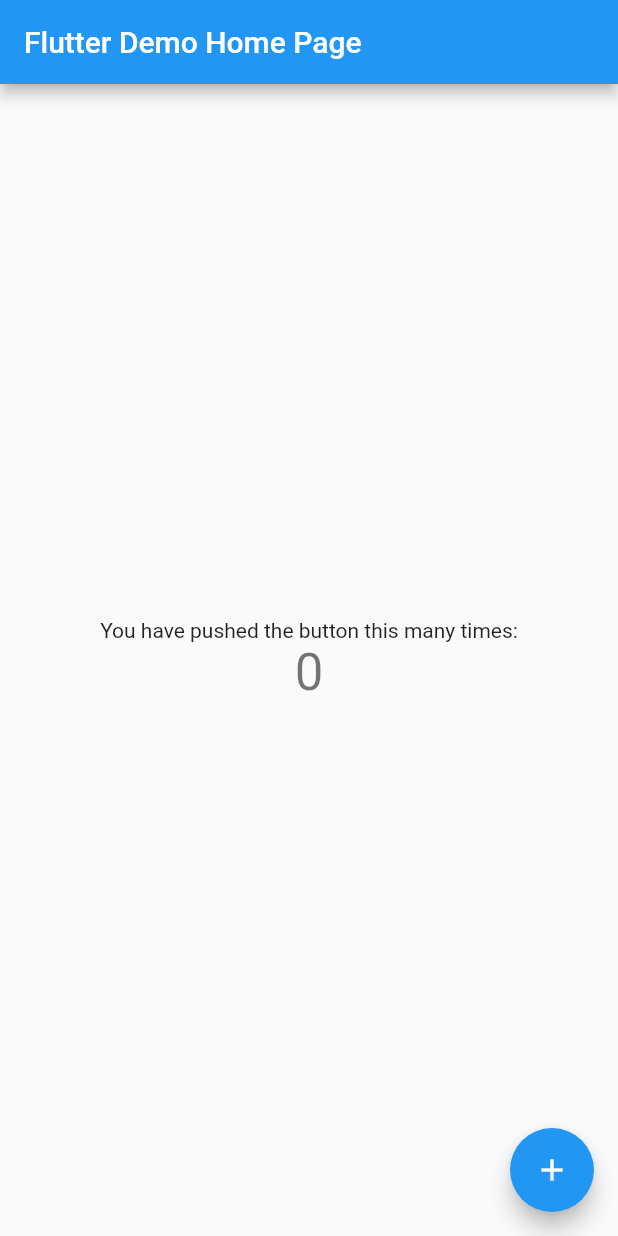
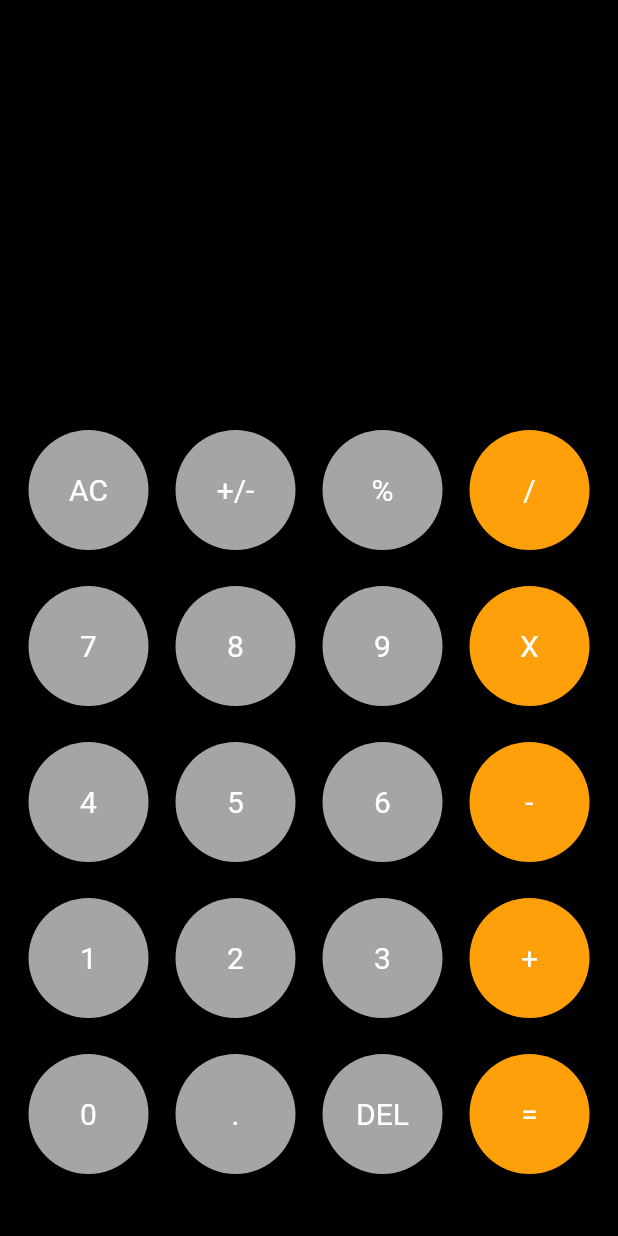
Before and after one commit to Nitinjiwnani/calculator_app, a Flutter app: the screen it shows after launch, on a phone screen of 412 x 824 dp. Run offline on Flutter 3.47's test engine with Material 2 defaults, Android fonts, the phone set to English and light mode, and no system bars.

Commit message:
Front end part done

```diff
--- /dev/null
+++ b/lib/components/my_button.dart
@@ -0,0 +1,34 @@
+import 'package:flutter/material.dart';
+
+class MYButton extends StatelessWidget {
+  final String title;
+  final Color color;
+  final VoidCallback onPress;
+  const MYButton(
+      {Key? key,
+      required this.title,
+      this.color = const Color(0xffa5a5a5),
+      required this.onPress})
+      : super(key: key);
+
+  @override
+  Widget build(BuildContext context) {
+    return Expanded(
+      child: Padding(
+        padding: const EdgeInsets.symmetric(vertical: 12),
+        child: InkWell(
+          onTap: onPress,
+          child: Container(
+            height: 80,
+            decoration: BoxDecoration(shape: BoxShape.circle, color: color),
+            child: Center(
+                child: Text(
+              title,
+              style: TextStyle(fontSize: 20, color: Colors.white),
+            )),
+          ),
+        ),
+      ),
+    );
+  }
+}
--- /dev/null
+++ b/lib/constant.dart
@@ -0,0 +1,8 @@
+import 'package:flutter/material.dart';
+
+const Color whiteColor = Colors.white;
+const Color grayColor = Colors.grey;
+
+const Color blueColor = Colors.blue;
+
+const headingTextStyle = TextStyle(color: Colors.white);
--- /dev/null
+++ b/lib/home_screen.dart
@@ -0,0 +1,163 @@
+import 'package:calculator_app/constant.dart';
+import 'package:flutter/material.dart';
+import 'package:flutter/src/foundation/key.dart';
+import 'package:flutter/src/widgets/framework.dart';
+
+import 'components/my_button.dart';
+
+class HomeScreen extends StatefulWidget {
+  const HomeScreen({Key? key}) : super(key: key);
+
+  @override
+  State<HomeScreen> createState() => _HomeScreenState();
+}
+
+class _HomeScreenState extends State<HomeScreen> {
+  var userInput = '';
+  var answer = '';
+  @override
+  Widget build(BuildContext context) {
+    print('rebuild');
+    return Scaffold(
+      backgroundColor: Colors.black,
+      body: SafeArea(
+        child: Padding(
+          padding: const EdgeInsets.symmetric(horizontal: 10),
+          child: Column(
+            children: [
+              Expanded(
+                child: Padding(
+                  padding: const EdgeInsets.symmetric(vertical: 20),
+                  child: Column(
+                    children: [
+                      Text(
+                        userInput.toString(),
+                        style: TextStyle(fontSize: 30, color: Colors.white),
+                      ),
+                      Text(
+                        userInput.toString(),
+                        style: TextStyle(fontSize: 30, color: Colors.white),
+                      )
+                    ],
+                  ),
+                ),
+              ),
+              Expanded(
+                flex: 2,
+                child: Column(
+                  children: [
+                    Row(
+                      children: [
+                        MYButton(
+                          title: 'AC',
+                          onPress: () {},
+                        ),
+                        MYButton(
+                          title: '+/-',
+                          onPress: () {},
+                        ),
+                        MYButton(
+                          title: '%',
+                          onPress: () {},
+                        ),
+                        MYButton(
+                          title: '/',
+                          onPress: () {},
+                          color: Color(0xffffa00a),
+                        ),
+                      ],
+                    ),
+                    Row(
+                      children: [
+                        MYButton(
+                          title: '7',
+                          onPress: () {},
+                        ),
+                        MYButton(
+                          title: '8',
+                          onPress: () {},
+                        ),
+                        MYButton(
+                          title: '9',
+                          onPress: () {},
+                        ),
+                        MYButton(
+                          title: 'X',
+                          onPress: () {},
+                          color: Color(0xffffa00a),
+                        ),
+                      ],
+                    ),
+                    Row(
+                      children: [
+                        MYButton(
+                          title: '4',
+                          onPress: () {},
+                        ),
+                        MYButton(
+                          title: '5',
+                          onPress: () {},
+                        ),
+                        MYButton(
+                          title: '6',
+                          onPress: () {},
+                        ),
+                        MYButton(
+                          title: '-',
+                          onPress: () {},
+                          color: Color(0xffffa00a),
+                        ),
+                      ],
+                    ),
+                    Row(
+                      children: [
+                        MYButton(
+                          title: '1',
+                          onPress: () {},
+                        ),
+                        MYButton(
+                          title: '2',
+                          onPress: () {},
+                        ),
+                        MYButton(
+                          title: '3',
+                          onPress: () {},
+                        ),
+                        MYButton(
+                          title: '+',
+                          onPress: () {},
+                          color: Color(0xffffa00a),
+                        ),
+                      ],
+                    ),
+                    Row(
+                      children: [
+                        MYButton(
+                          title: '0',
+                          onPress: () {},
+                        ),
+                        MYButton(
+                          title: '.',
+                          onPress: () {},
+                        ),
+                        MYButton(
+                          title: 'DEL',
+                          onPress: () {},
+                        ),
+                        MYButton(
+                          title: '=',
+                          onPress: () {},
+                          color: Color(0xffffa00a),
+                        ),
+                      ],
+                    ),
+                  ],
+                ),
+              )
+            ],
+          ),
+        ),
+      ),
+    );
+  }
+}
--- a/lib/main.dart
+++ b/lib/main.dart
@@ -1,3 +1,4 @@
+import 'package:calculator_app/home_screen.dart';
 import 'package:flutter/material.dart';
 
 void main() {
@@ -11,105 +12,8 @@ class MyApp extends StatelessWidget {
   @override
   Widget build(BuildContext context) {
     return MaterialApp(
-      title: 'Flutter Demo',
-      theme: ThemeData(
-        // This is the theme of your application.
-        //
-        // Try running your application with "flutter run". You'll see the
-        // application has a blue toolbar. Then, without quitting the app, try
-        // changing the primarySwatch below to Colors.green and then invoke
-        // "hot reload" (press "r" in the console where you ran "flutter run",
-        // or simply save your changes to "hot reload" in a Flutter IDE).
-        // Notice that the counter didn't reset back to zero; the application
-        // is not restarted.
-        primarySwatch: Colors.blue,
-      ),
-      home: const MyHomePage(title: 'Flutter Demo Home Page'),
+      debugShowCheckedModeBanner: false,
+      home: HomeScreen(),
     );
   }
 }
-
-class MyHomePage extends StatefulWidget {
-  const MyHomePage({Key? key, required this.title}) : super(key: key);
-
-  // This widget is the home page of your application. It is stateful, meaning
-  // that it has a State object (defined below) that contains fields that affect
-  // how it looks.
-
-  // This class is the configuration for the state. It holds the values (in this
-  // case the title) provided by the parent (in this case the App widget) and
-  // used by the build method of the State. Fields in a Widget subclass are
-  // always marked "final".
-
-  final String title;
-
-  @override
-  State<MyHomePage> createState() => _MyHomePageState();
-}
-
-class _MyHomePageState extends State<MyHomePage> {
-  int _counter = 0;
-
-  void _incrementCounter() {
-    setState(() {
-      // This call to setState tells the Flutter framework that something has
-      // changed in this State, which causes it to rerun the build method below
-      // so that the display can reflect the updated values. If we changed
-      // _counter without calling setState(), then the build method would not be
-      // called again, and so nothing would appear to happen.
-      _counter++;
-    });
-  }
-
-  @override
-  Widget build(BuildContext context) {
-    // This method is rerun every time setState is called, for instance as done
-    // by the _incrementCounter method above.
-    //
-    // The Flutter framework has been optimized to make rerunning build methods
-    // fast, so that you can just rebuild anything that needs updating rather
-    // than having to individually change instances of widgets.
-    return Scaffold(
-      appBar: AppBar(
-        // Here we take the value from the MyHomePage object that was created by
-        // the App.build method, and use it to set our appbar title.
-        title: Text(widget.title),
-      ),
-      body: Center(
-        // Center is a layout widget. It takes a single child and positions it
-        // in the middle of the parent.
-        child: Column(
-          // Column is also a layout widget. It takes a list of children and
-          // arranges them vertically. By default, it sizes itself to fit its
-          // children horizontally, and tries to be as tall as its parent.
-          //
-          // Invoke "debug painting" (press "p" in the console, choose the
-          // "Toggle Debug Paint" action from the Flutter Inspector in Android
-          // Studio, or the "Toggle Debug Paint" command in Visual Studio Code)
-          // to see the wireframe for each widget.
-          //
-          // Column has various properties to control how it sizes itself and
-          // how it positions its children. Here we use mainAxisAlignment to
-          // center the children vertically; the main axis here is the vertical
-          // axis because Columns are vertical (the cross axis would be
-          // horizontal).
-          mainAxisAlignment: MainAxisAlignment.center,
-          children: <Widget>[
-            const Text(
-              'You have pushed the button this many times:',
-            ),
-            Text(
-              '$_counter',
-              style: Theme.of(context).textTheme.headline4,
-            ),
-          ],
-        ),
-      ),
-      floatingActionButton: FloatingActionButton(
-        onPressed: _incrementCounter,
-        tooltip: 'Increment',
-        child: const Icon(Icons.add),
-      ), // This trailing comma makes auto-formatting nicer for build methods.
-    );
-  }
-}
```
